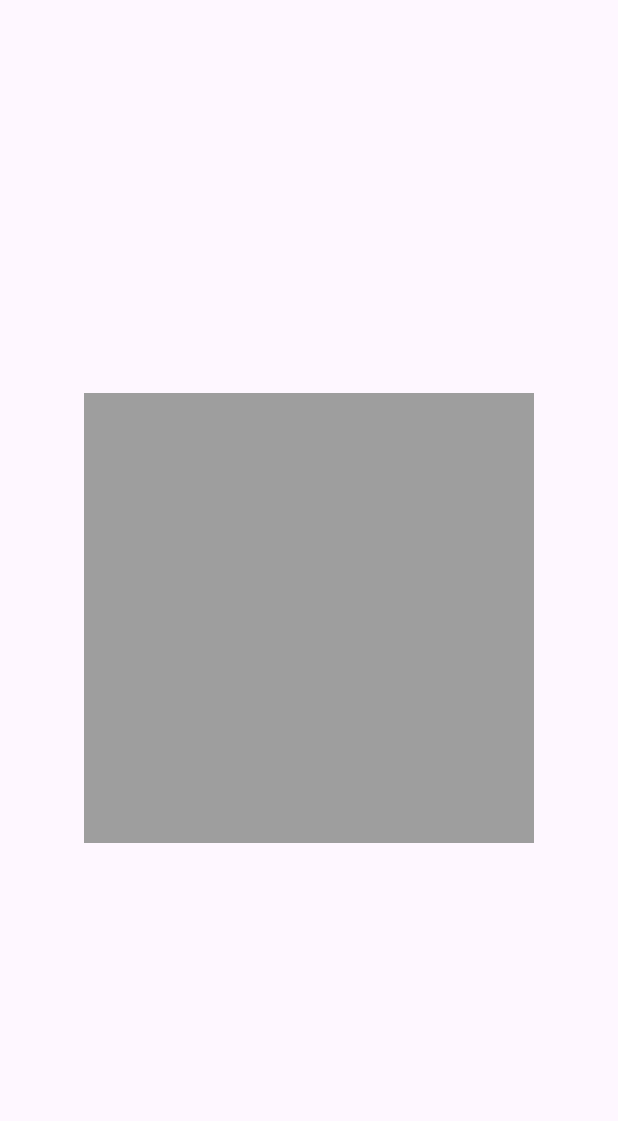
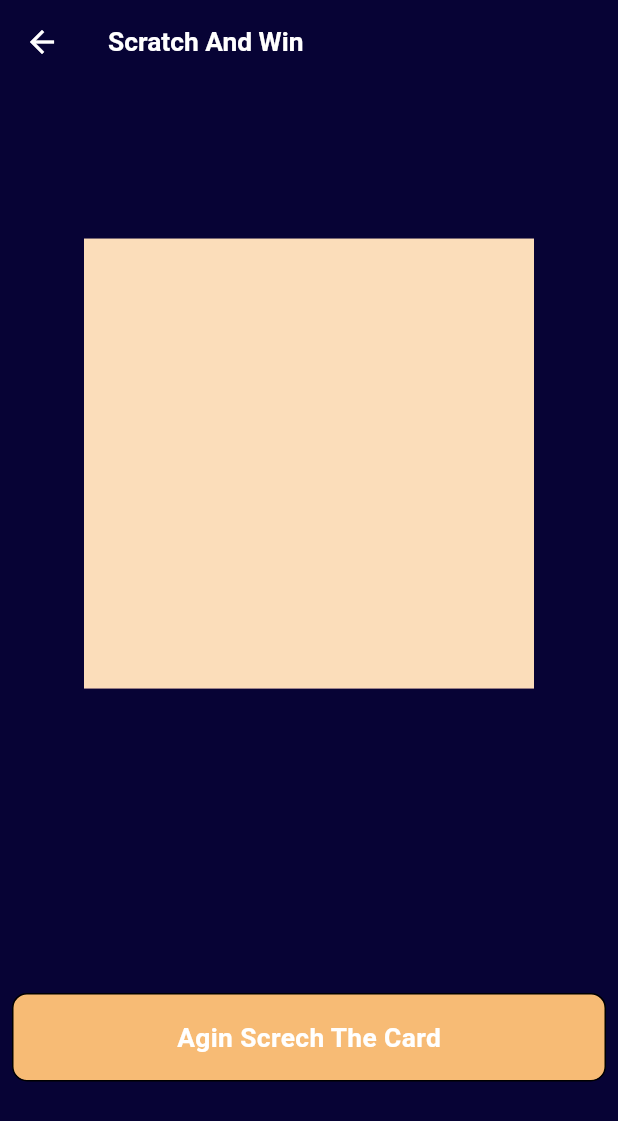
Before and after one commit to BhanderiNikunj/ukn, a Flutter app: the ScratcheCard screen opened by its route, on a phone screen of 412 x 824 dp. Shown: the top 1121 px of the screen. Run offline on Flutter 3.47's test engine with Material 3 defaults, Android fonts, the phone set to English and light mode, and no system bars; our stand-ins replace cached_network_image, calendar_date_picker2, carousel_slider, cloud_firestore, file_picker, firebase_core and 10 more; accounts and stored records are empty; network calls fail; key blocks and very long unbroken strings in the code were emptied for the run.

Commit message:
done
done

```diff
--- a/lib/common/common_widget.dart
+++ b/lib/common/common_widget.dart
@@ -500,6 +500,7 @@ class CommonWidget {
     Widget? child,
     Widget? titleWidget,
     double? height,
+    Color? color,
   }) {
     return Scaffold(
       backgroundColor: AppColor.primary1Color,
--- a/lib/main.dart
+++ b/lib/main.dart
@@ -30,5 +30,5 @@ Future<void> defaultInitData() async {
   await loadMobileNotification();
   MobileAds.instance.initialize();
   SystemChrome.setPreferredOrientations([DeviceOrientation.portraitUp]);
-  log("=========${await GetAccessToken.getAccessToken()}");
+  // log("=========${await GetAccessToken.getAccessToken()}");
 }
--- a/lib/model/general_setting_model.dart
+++ b/lib/model/general_setting_model.dart
@@ -25,6 +25,7 @@ class Data {
   final Admob admob;
   final Admob adx;
   final List<RedeemReward> redeemRewards;
+  final List<String> scratchCoins;
 
   Data({
     required this.splashImage,
@@ -34,6 +35,7 @@ class Data {
     required this.admob,
     required this.adx,
     required this.redeemRewards,
+    required this.scratchCoins,
   });
 
   factory Data.fromJson(Map<String, dynamic> json) => Data(
@@ -47,6 +49,9 @@ class Data {
             ? List<RedeemReward>.from(
                 json["Redeem Rewards"].map((e) => RedeemReward.fromJson(e)),
               )
+            : [],
+        scratchCoins: json["scratch_coins"] != null
+            ? List<String>.from(json["scratch_coins"].map((x) => x))
             : [],
       );
 }
--- a/lib/screens/home/view/home_widget.dart
+++ b/lib/screens/home/view/home_widget.dart
@@ -1,4 +1,5 @@
 import 'package:carousel_slider/carousel_slider.dart';
+import 'package:flutter/foundation.dart';
 import 'package:flutter/material.dart';
 import 'package:flutter_screenutil/flutter_screenutil.dart';
 import 'package:get/get.dart';
@@ -152,7 +153,9 @@ abstract class HomeWidget extends State<HomeScreen> {
           padding: EdgeInsets.only(right: 10.w),
           child: InkWell(
             onTap: () {
-              print("kunalsahu${controller.offerListData.length}");
+              if (kDebugMode) {
+                print("kunalsahu${controller.offerListData.length}");
+              }
               if(controller.offerListData.length == 3)
               {
                 CommonRoute.pushNamed(
--- /dev/null
+++ b/lib/screens/scratchecard/view/controller/updatecoincontroller.dart
@@ -0,0 +1,17 @@
+import 'package:get/get.dart';
+import 'package:unk/model/common_model.dart';
+import 'package:unk/model/user_data_model.dart';
+import 'package:unk/utils/api_helper.dart';
+
+class UserPointUpdate extends GetxController
+{
+
+
+  int? scratchBoolValue;
+  CommonModel? commonModel;
+  Future<void> userPointUpdate(userId,coin)
+  async {
+    commonModel = await ApiHelper.updateScratchPoint(userId,coin);
+    update();
+  }
+}
--- a/lib/screens/scratchecard/view/scratche_card.dart
+++ b/lib/screens/scratchecard/view/scratche_card.dart
@@ -1,5 +1,14 @@
+import 'dart:math';
+import 'package:flutter/foundation.dart';
 import 'package:flutter/material.dart';
+import 'package:get/get.dart';
+import 'package:unk/common/colors.dart';
+import 'package:unk/common/common_widget.dart';
+import 'package:unk/common/global.dart';
 import 'package:unk/packages/scratcher/widgets.dart';
+import 'package:unk/screens/home/controller/home_controller.dart';
+import 'package:unk/screens/scratchecard/view/controller/updatecoincontroller.dart';
+import 'package:unk/utils/shared_helper.dart';
 
 class ScratcheCard extends StatefulWidget {
   const ScratcheCard({super.key});
@@ -9,32 +18,150 @@ class ScratcheCard extends StatefulWidget {
 }
 
 class _ScratcheCardState extends State<ScratcheCard> {
+  late HomeController controller;
+   late UserPointUpdate userPointUpdate;
+  String? randomValue;
+   int? userId;
+
+  loadData()
+  async {
+    userPointUpdate.scratchBoolValue = await SharedHelper.getScratchValue();
+    userId = await SharedHelper.getLoginData();
+
+     print("kunallll${userId}");
+
+    if(userPointUpdate.scratchBoolValue != 1)
+    {
+      Future.delayed(
+      const Duration(hours: 24),() async {
+      await SharedHelper.setScratchValue(isScratch: 1);
+    },);
+    }
+    if (kDebugMode) {
+      print("radheradhe${userPointUpdate.scratchBoolValue}.scratchBoolValue");
+    }
+  }
+
+  @override
+  void initState() {
+
+    controller = Get.put(HomeController());
+    userPointUpdate = Get.put(UserPointUpdate());
+   loadData();
+    super.initState();
+    generateRandomValue();
+  }
+
+  @override
+  void dispose() {
+    // controller.dispose();
+    super.dispose();
+  }
+
+  void generateRandomValue() {
+    final scratchCoins = generalSettingModel?.data.scratchCoins ?? [];
+    if (scratchCoins.isNotEmpty) {
+      final randomIndex = Random().nextInt(scratchCoins.length);
+      randomValue = scratchCoins[randomIndex];
+    }
+  }
+
   @override
   Widget build(BuildContext context) {
     return Scaffold(
-      body: Center(
-        child: Scratcher(
+      backgroundColor: AppColor.primary1Color,
+      appBar: AppBar(
+        foregroundColor: Colors.white,
+        title: CommonWidget.commonText(
+            text: "Scratch And Win",
+            color: Colors.white,
+            fontSize: 16,
+            fontWeight: FontWeight.bold),
+        backgroundColor: AppColor.primary1Color,
+      ),
+      body: Padding(
+        padding: const EdgeInsets.all(8.0),
+        child: Column(
+          mainAxisAlignment: MainAxisAlignment.center,
+          children: [
+            userPointUpdate.scratchBoolValue == 2?
+            const Text("Plz Show The Add And Agin Scratch"):Scratcher(
               brushSize: 50,
               threshold: 50,
-          color: Colors.grey,
-          onChange: (value) => print("Scratch progress: $value%"),
-          onThreshold: () => print("Threshold reached, you won!"),
+              color: AppColor.secondery6Color,
+              enabled: true,
+              rebuildOnResize: true,
+             // onChange: (value) => print("Scratch progress: $value%"),
+             onChange: (value) async {
+                await SharedHelper.setScratchValue(isScratch: 2);
+               // await userPointUpdate.userPointUpdate(userPointUpdate.userId,value);
+             },
+              onThreshold: () async {
+                  await SharedHelper.setScratchValue(isScratch: 2);
+              },
+              onScratchUpdate:  () async {
+                   await SharedHelper.setScratchValue(isScratch: 2);
+              },
+              onScratchEnd: () async {
+                 await SharedHelper.setScratchValue(isScratch: 2);
+                  randomValue == null?0:await userPointUpdate.userPointUpdate(userId,randomValue);
+              },
               child: Container(
                 height: 300,
                 width: 300,
-            color: Colors.blue,
-            child: const Center(
-              child: Text(
-                'You Won!',
+                decoration: BoxDecoration(
+                  color: AppColor.primary1Color,
+                  image: const DecorationImage(
+                    fit: BoxFit.cover,
+                    image: AssetImage("assets/images/common/Splash Screen.jpg"),
+                  ),
+                ),
+                child: Center(
+                  child:randomValue != null
+                      ? Text(
+                         randomValue!,
                           style: const TextStyle(
+                            fontSize: 26,
+                            color: Colors.white,
+                            fontWeight: FontWeight.bold,
+                          ),
+                        )
+                      : Text(
+                          'No data',
+                          style: TextStyle(
                             fontSize: 24,
-                  color: Colors.white,
+                            color: AppColor.primary1Color,
                             fontWeight: FontWeight.bold,
                           ),
                         ),
                 ),
               ),
             ),
+            CommonWidget.sizedBox(height: 200),
+            InkWell(
+              onTap: () async {
+                controller.loadInterstitialAdMob();
+                 await SharedHelper.setScratchValue(isScratch: 1);
+              },
+              child: Container(
+                alignment: Alignment.center,
+                width: double.infinity,
+                padding: const EdgeInsets.all(16),
+                decoration: BoxDecoration(
+                  borderRadius: BorderRadius.circular(10),
+                  border: Border.all(
+                    color: Colors.black,
+                  ),
+                  color: AppColor.secondery1Color,
+                ),
+                child: CommonWidget.commonText(
+                    text: "Agin Screch The Card",
+                    color: Colors.white,
+                    fontWeight: FontWeight.bold),
+              ),
+            ),
+          ],
+        ),
       ),
     );
   }
--- a/lib/utils/shared_helper.dart
+++ b/lib/utils/shared_helper.dart
@@ -5,6 +5,7 @@ import 'package:shared_preferences/shared_preferences.dart';
 class SharedHelper {
   static const String LOGIN_KEY = "LOGIN_KEY";
   static const String LOGIN_ID_KEY = "LOGIN_ID_KEY";
+   static const String Scratch_ID_KEY = "Scratch_ID_KEY";
   static SharedPreferences? sharedPreferences;
 
   static Future<void> setLoginValue({required bool isLogin}) async {
@@ -22,6 +23,15 @@ class SharedHelper {
     } else {
       sharedPreferences = await SharedPreferences.getInstance();
       await sharedPreferences!.setInt(LOGIN_ID_KEY, loginId);
+    }
+  }
+
+   static Future<void> setScratchValue({required int isScratch}) async {
+    if (sharedPreferences != null) {
+      await sharedPreferences!.setInt(Scratch_ID_KEY, isScratch);
+    } else {
+      sharedPreferences = await SharedPreferences.getInstance();
+      await sharedPreferences!.setInt(Scratch_ID_KEY, isScratch);
     }
   }
 
@@ -46,4 +56,15 @@ class SharedHelper {
     }
     return loginId;
   }
+
+   static Future<int> getScratchValue() async {
+    int isScratch = 1;
+    if (sharedPreferences != null) {
+      isScratch = sharedPreferences!.getInt(Scratch_ID_KEY) ?? 1;
+    } else {
+      sharedPreferences = await SharedPreferences.getInstance();
+      isScratch = sharedPreferences!.getInt(Scratch_ID_KEY) ?? 1;
+    }
+    return isScratch;
+  }
 }
```
Also changed, not shown: lib/utils/api_helper.dart (+12 -0 lines), pubspec.lock. Lines whose indentation alone changed are shown as unchanged.
